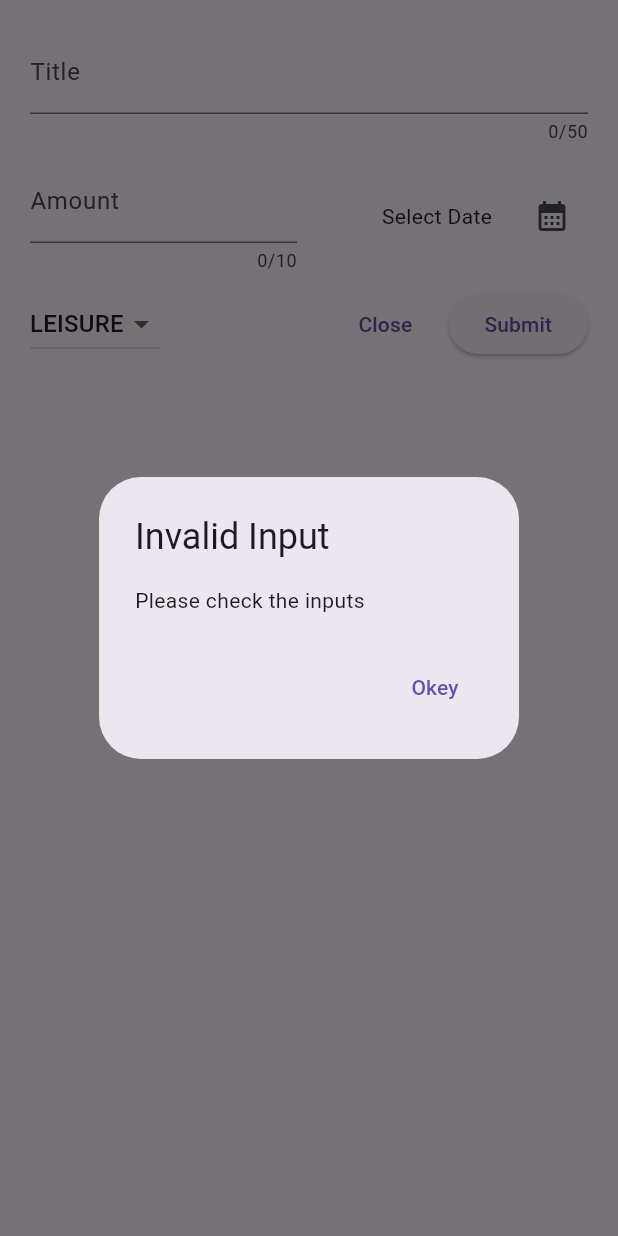
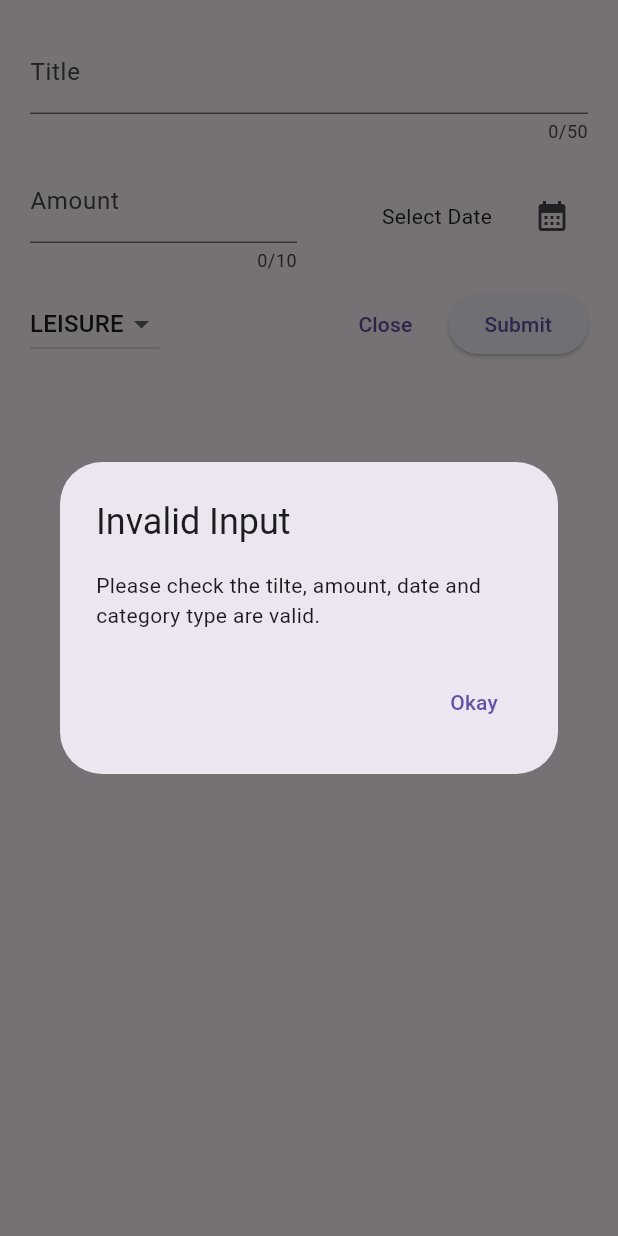
Before and after one commit to balamuruganjs5/expense_tracker, a Flutter app: the NewExpense widget shown alone on an empty page, opened directly with empty values, after a tap on "Submit", on a phone screen of 412 x 824 dp. Run offline on Flutter 3.47's test engine with Material 3 defaults, Android fonts, the phone set to English and light mode, and no system bars.

Commit message:
Add : validations for add new expense

```diff
--- a/lib/Widgets/newExpense.dart
+++ b/lib/Widgets/newExpense.dart
@@ -58,11 +58,15 @@ class _NewExpenceState extends State<NewExpense> {
         context: context,
         builder: (ctx) => AlertDialog(
           title: const Text("Invalid Input"),
-          content: const Text("Please check the inputs"),
+          content: const Text(
+            "Please check the tilte, amount, date and category type are valid.",
+          ),
           actions: [
             TextButton(
-              onPressed: () {},
-              child: const Text('Okey'),
+              onPressed: () {
+                Navigator.pop(context);
+              },
+              child: const Text('Okay'),
             ),
           ],
         ),
```
